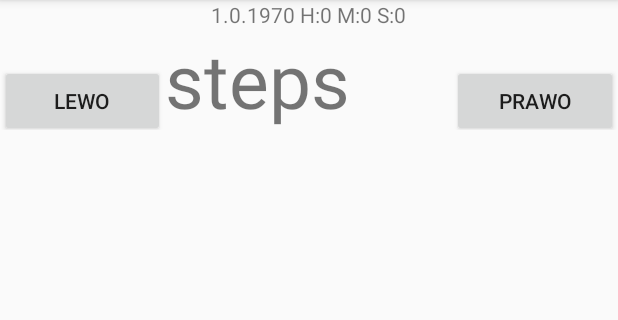
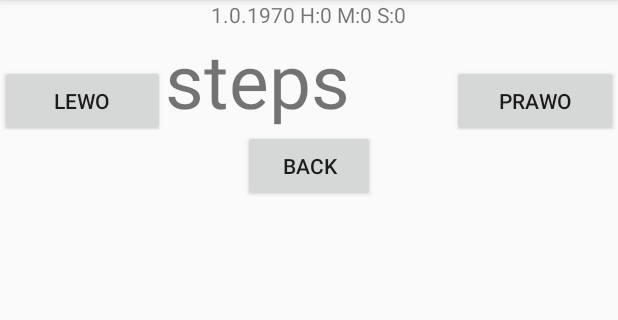
Before and after one commit to Jacu96/StepCounter, an Android app: the History screen opened directly, with no data from a screen before it, after a tap on "LEWO", on a phone screen of 412 x 824 dp, the part 84-404 px from its top. Run offline under Robolectric (Android 15) with nearby library versions, the phone set to English and light mode, and no system bars; 2 statements that could not run were skipped.

Commit message:
dodano przycisk kończący aktywność "history"

```diff
--- a/app/src/main/java/com/example/jacek/stepcounter/AlarmReceiver.java
+++ b/app/src/main/java/com/example/jacek/stepcounter/AlarmReceiver.java
@@ -32,7 +32,7 @@ public class AlarmReceiver extends BroadcastReceiver {
 
     @Override
     public void onReceive(Context context, Intent intent) {
-        Log.d(TAG, "ALARM RECEIVER-wywolanie");
+        Log.d(TAG+".onReceive", "ALARM RECEIVER-wywolanie");
         //zalozmy ze to dziala
 
         Database db=Database.getInstance(context);
--- a/app/src/main/java/com/example/jacek/stepcounter/Database.java
+++ b/app/src/main/java/com/example/jacek/stepcounter/Database.java
@@ -12,7 +12,7 @@ import android.util.Log;
 
 public class Database extends SQLiteOpenHelper {
     public static final String DATABASE_NAME = "History.db";
-    private final String TAG = "DATABASE";
+    private final String TAG = "Database";
     public static final String TABLE_NAME = "History";
     public static final String ID = "ID";
     public static final String DATE = "Date";
@@ -44,7 +44,7 @@ public class Database extends SQLiteOpenHelper {
     public void onCreate(SQLiteDatabase sqLiteDatabase) {
         sqLiteDatabase.execSQL("CREATE TABLE " + TABLE_NAME + " (" + ID +
         " INTEGER PRIMARY KEY AUTOINCREMENT," + DATE + " INTEGER, " + STEPS + " INTEGER )");
-        Log.d(TAG, "XXXXXXXXXXXXXXXXXXXXXXXXXXXXXXXXXXXXXXXXXXXXXXXXXXXXXXXXXXXXXXonCreate");
+        Log.d(TAG+".onCreate", "XXXXXXXXXXXXXXXXXXXXXXXXXXXXXXXXXXXXXXXXXXXXXXXXXXXXXXXXXXXXXXonCreate");
     }
 
     /*@Override
--- a/app/src/main/java/com/example/jacek/stepcounter/History.java
+++ b/app/src/main/java/com/example/jacek/stepcounter/History.java
@@ -1,7 +1,9 @@
 package com.example.jacek.stepcounter;
 
+import android.content.Intent;
 import android.support.v7.app.AppCompatActivity;
 import android.os.Bundle;
+import android.util.Log;
 import android.view.View;
 import android.widget.Button;
 import android.widget.TextView;
@@ -14,6 +16,7 @@ public class History extends AppCompatActivity {
     private TextView tv_steps;
     private Button previousButton;
     private Button nextButton;
+    private Button backButton;
     private Calendar calendar=Calendar.getInstance();
     private Context context=this;
     private int steps;
@@ -25,13 +28,20 @@ public class History extends AppCompatActivity {
         setContentView(R.layout.activity_history);
         previousButton=(Button) findViewById(R.id.previousButton);
         nextButton=(Button) findViewById(R.id.nextButton);
+        backButton=(Button) findViewById(R.id.backButton);
         tv_steps = (TextView) findViewById(R.id.tv_steps);
         tv_label = (TextView) findViewById(R.id.tv_label);
         //TODO wstawic zamiast slowa date brana z bazy danych
         tv_label.setText("(DATA):");
 
         tv_steps.setText("steps");
-
+        backButton.setOnClickListener(new View.OnClickListener() {
+            @Override
+            public void onClick(View view) {
+                Log.d("History.backButton ", "Button pressed");
+                finish();
+            }
+        });
         previousButton.setOnClickListener(new View.OnClickListener() {
             @Override
             public void onClick(View view) {
--- a/app/src/main/res/layout/activity_history.xml
+++ b/app/src/main/res/layout/activity_history.xml
@@ -50,6 +50,15 @@
                 android:layout_weight="1"
                 android:text="prawo" />
         </LinearLayout>
+        <Button
+            android:id="@+id/backButton"
+            android:layout_width="wrap_content"
+            android:layout_height="wrap_content"
+            android:text="Back"
+            tools:layout_editor_absoluteX="148dp"
+            tools:layout_editor_absoluteY="176dp" />
     </LinearLayout>
 
+
+
 </android.support.constraint.ConstraintLayout>
--- a/build.gradle
+++ b/build.gradle
@@ -7,7 +7,7 @@ buildscript {
         jcenter()
     }
     dependencies {
-        classpath 'com.android.tools.build:gradle:3.1.4'
+        classpath 'com.android.tools.build:gradle:3.2.1'
 
 
         // NOTE: Do not place your application dependencies here; they belong
```
Also changed, not shown: app/src/main/java/com/example/jacek/stepcounter/SensorListener.java (+12 -11 lines), gradle/wrapper/gradle-wrapper.properties.
